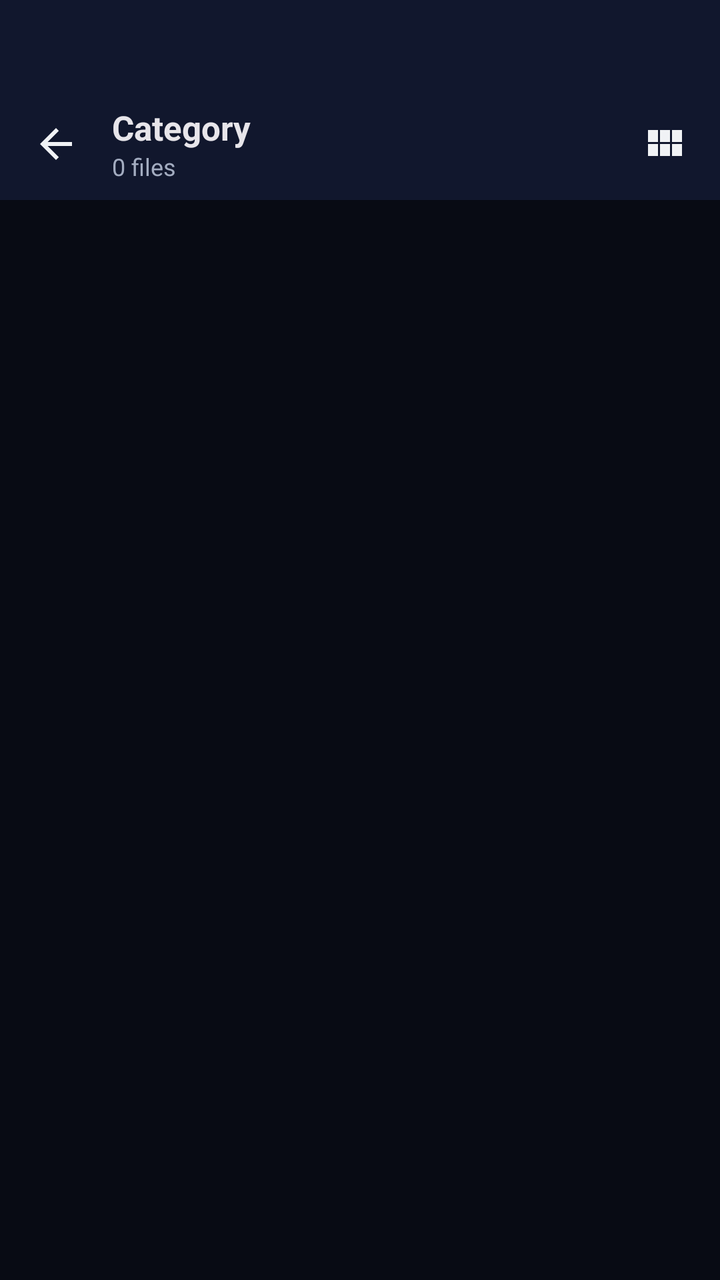
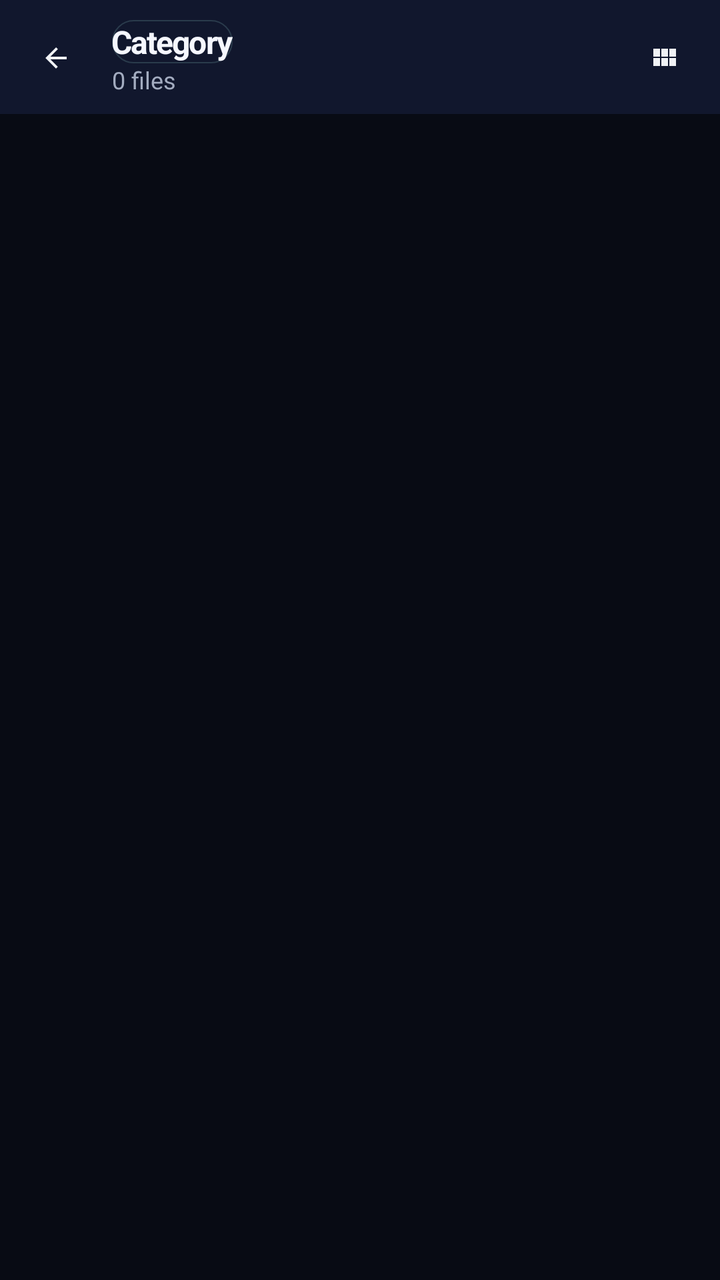

Two renders of the same Android screen: before a commit and after it. Below are the layout's source before the change and the commit's diff.
<!-- AndroidManifest.xml: application theme Theme.ArtrawFiles -->
<!-- res/layout/activity_category.xml -->
<?xml version="1.0" encoding="utf-8"?>
<LinearLayout xmlns:android="http://schemas.android.com/apk/res/android"
    android:layout_width="match_parent"
    android:layout_height="match_parent"
    android:orientation="vertical"
    android:background="@color/aurora_background_deep">

    
    <LinearLayout
        android:id="@+id/headerCategory"
        android:layout_width="match_parent"
        android:layout_height="wrap_content"
        android:orientation="vertical"
        android:background="@color/aurora_background_surface">

        
        <View
            android:id="@+id/statusBarSpacerCategory"
            android:layout_width="match_parent"
            android:layout_height="44dp" />

        
        <RelativeLayout
            android:id="@+id/toolbarCatNormal"
            android:layout_width="match_parent"
            android:layout_height="56dp"
            android:paddingStart="8dp"
            android:paddingEnd="8dp">

            <ImageView
                android:id="@+id/btnCatBack"
                android:layout_width="40dp"
                android:layout_height="40dp"
                android:layout_alignParentStart="true"
                android:layout_centerVertical="true"
                android:padding="8dp"
                android:background="?android:attr/selectableItemBackgroundBorderless"
                android:src="@drawable/ic_arrow_back"
                android:contentDescription="@string/content_back" />

            <LinearLayout
                android:layout_width="wrap_content"
                android:layout_height="wrap_content"
                android:layout_toEndOf="@id/btnCatBack"
                android:layout_toStartOf="@+id/layoutCatActions"
                android:layout_centerVertical="true"
                android:layout_marginStart="8dp"
                android:orientation="vertical">

                <TextView
                    android:id="@+id/tvCatTitle"
                    android:layout_width="wrap_content"
                    android:layout_height="wrap_content"
                    android:text="Category"
                    android:textColor="@color/text_primary_dark"
                    android:textSize="17sp"
                    android:textStyle="bold" />

                <TextView
                    android:id="@+id/tvCatItemCount"
                    android:layout_width="wrap_content"
                    android:layout_height="wrap_content"
                    android:text="0 files"
                    android:textColor="@color/aurora_text_secondary"
                    android:textSize="12sp" />
            </LinearLayout>

            <LinearLayout
                android:id="@+id/layoutCatActions"
                android:layout_width="wrap_content"
                android:layout_height="wrap_content"
                android:layout_alignParentEnd="true"
                android:layout_centerVertical="true"
                android:orientation="horizontal">

                <ImageView
                    android:id="@+id/btnCatViewToggle"
                    android:layout_width="40dp"
                    android:layout_height="40dp"
                    android:padding="8dp"
                    android:background="?android:attr/selectableItemBackgroundBorderless"
                    android:src="@drawable/ic_grid"
                    android:contentDescription="@string/content_toggle_view" />
            </LinearLayout>
        </RelativeLayout>

        
        <RelativeLayout
            android:id="@+id/toolbarCatSelection"
            android:layout_width="match_parent"
            android:layout_height="56dp"
            android:background="@color/aurora_background_elevated"
            android:paddingStart="8dp"
            android:paddingEnd="8dp"
            android:visibility="gone">

            <ImageView
                android:id="@+id/btnCatCloseSelection"
                android:layout_width="40dp"
                android:layout_height="40dp"
                android:layout_alignParentStart="true"
                android:layout_centerVertical="true"
                android:padding="8dp"
                android:background="?android:attr/selectableItemBackgroundBorderless"
                android:src="@drawable/ic_arrow_back"
                android:contentDescription="@string/content_close_selection" />

            <TextView
                android:id="@+id/tvCatSelectionCount"
                android:layout_width="wrap_content"
                android:layout_height="wrap_content"
                android:layout_toEndOf="@id/btnCatCloseSelection"
                android:layout_toStartOf="@+id/layoutCatSelectionActions"
                android:layout_centerVertical="true"
                android:layout_marginStart="8dp"
                android:singleLine="true"
                android:text="0 selected"
                android:textColor="@color/text_primary_dark"
                android:textSize="15sp"
                android:textStyle="bold" />

            <LinearLayout
                android:id="@+id/layoutCatSelectionActions"
                android:layout_width="wrap_content"
                android:layout_height="wrap_content"
                android:layout_alignParentEnd="true"
                android:layout_centerVertical="true"
                android:orientation="horizontal">

                <ImageView
                    android:id="@+id/btnCatActionSelectAll"
                    android:layout_width="38dp"
                    android:layout_height="38dp"
                    android:padding="8dp"
                    android:background="?android:attr/selectableItemBackgroundBorderless"
                    android:src="@drawable/ic_select_all"
                    android:contentDescription="@string/content_select_all" />

                <ImageView
                    android:id="@+id/btnCatActionCopy"
                    android:layout_width="38dp"
                    android:layout_height="38dp"
                    android:padding="8dp"
                    android:background="?android:attr/selectableItemBackgroundBorderless"
                    android:src="@drawable/ic_copy"
                    android:contentDescription="@string/content_copy" />

                <ImageView
                    android:id="@+id/btnCatActionCut"
                    android:layout_width="38dp"
                    android:layout_height="38dp"
                    android:padding="8dp"
                    android:background="?android:attr/selectableItemBackgroundBorderless"
                    android:src="@drawable/ic_cut"
                    android:contentDescription="@string/content_move" />

                <ImageView
                    android:id="@+id/btnCatActionShare"
                    android:layout_width="38dp"
                    android:layout_height="38dp"
                    android:padding="8dp"
                    android:background="?android:attr/selectableItemBackgroundBorderless"
                    android:src="@drawable/ic_share"
                    android:contentDescription="@string/content_share" />

                <ImageView
                    android:id="@+id/btnCatActionDelete"
                    android:layout_width="38dp"
                    android:layout_height="38dp"
                    android:padding="8dp"
                    android:background="?android:attr/selectableItemBackgroundBorderless"
                    android:src="@drawable/ic_delete"
                    android:contentDescription="@string/content_delete" />
            </LinearLayout>
        </RelativeLayout>
    </LinearLayout>

    
    <LinearLayout
        android:id="@+id/layoutArchiveBanner"
        android:layout_width="match_parent"
        android:layout_height="wrap_content"
        android:orientation="vertical"
        android:background="@color/aurora_background_elevated"
        android:padding="12dp"
        android:visibility="gone">

        <TextView
            android:layout_width="match_parent"
            android:layout_height="wrap_content"
            android:text="@string/archive_notice_zip"
            android:textColor="@color/status_success"
            android:textSize="12sp" />

        <TextView
            android:layout_width="match_parent"
            android:layout_height="wrap_content"
            android:layout_marginTop="4dp"
            android:text="@string/archive_notice_unsupported"
            android:textColor="@color/aurora_text_secondary"
            android:textSize="12sp" />
    </LinearLayout>

    <FrameLayout
        android:layout_width="match_parent"
        android:layout_height="0dp"
        android:layout_weight="1">

        <ListView
            android:id="@+id/listViewCatFiles"
            android:layout_width="match_parent"
            android:layout_height="match_parent"
            android:divider="@color/aurora_outline"
            android:dividerHeight="0.5dp"
            android:clipToPadding="false" />

        <GridView
            android:id="@+id/gridViewCatFiles"
            android:layout_width="match_parent"
            android:layout_height="match_parent"
            android:numColumns="3"
            android:padding="8dp"
            android:horizontalSpacing="8dp"
            android:verticalSpacing="8dp"
            android:clipToPadding="false"
            android:visibility="gone" />

        <LinearLayout
            android:id="@+id/layoutCatEmpty"
            android:layout_width="wrap_content"
            android:layout_height="wrap_content"
            android:layout_gravity="center"
            android:orientation="vertical"
            android:gravity="center"
            android:visibility="gone">

            <ImageView
                android:layout_width="48dp"
                android:layout_height="48dp"
                android:src="@drawable/ic_file"
                android:alpha="0.4" />

            <TextView
                android:layout_width="wrap_content"
                android:layout_height="wrap_content"
                android:layout_marginTop="8dp"
                android:text="@string/state_empty"
                android:textColor="@color/aurora_text_secondary"
                android:textSize="14sp" />
        </LinearLayout>

        <ProgressBar
            android:id="@+id/progressCatLoading"
            android:layout_width="48dp"
            android:layout_height="48dp"
            android:layout_gravity="center"
            android:indeterminate="true"
            android:indeterminateTint="@color/artraw_crimson"
            android:visibility="gone" />
    </FrameLayout>
</LinearLayout>
<!-- resources referenced by this layout -->
<resources>
  <color name="artraw_crimson">#E53935</color>
  <color name="aurora_background_deep">#080B14</color>
  <color name="aurora_background_elevated">#171F38</color>
  <color name="aurora_background_surface">#11172D</color>
  <color name="aurora_outline">#2A3B4C</color>
  <color name="aurora_text_secondary">#A3ACC0</color>
  <color name="status_success">#00C853</color>
  <color name="text_primary_dark">#E7E5EA</color>
  <!-- drawable ic_arrow_back (drawable) -->
  <vector xmlns:android="http://schemas.android.com/apk/res/android"
      android:width="24dp"
      android:height="24dp"
      android:viewportWidth="24"
      android:viewportHeight="24">
      <path
          android:fillColor="#F0F2F5"
          android:pathData="M20,11H7.83l5.59,-5.59L12,4l-8,8 8,8 1.41,-1.41L7.83,13H20v-2z"/>
  </vector>
  <!-- drawable ic_delete (drawable) -->
  <vector xmlns:android="http://schemas.android.com/apk/res/android"
      android:width="24dp"
      android:height="24dp"
      android:viewportWidth="24"
      android:viewportHeight="24">
      <path
          android:fillColor="#FF5252"
          android:pathData="M6,19c0,1.1 0.9,2 2,2h8c1.1,0 2,-0.9 2,-2V7H6v12zM19,4h-3.5l-1,-1h-5l-1,1H5v2h14V4z"/>
  </vector>
  <!-- drawable ic_file (drawable) -->
  <vector xmlns:android="http://schemas.android.com/apk/res/android"
      android:width="24dp"
      android:height="24dp"
      android:viewportWidth="24"
      android:viewportHeight="24">
      <path
          android:fillColor="#9AA0A6"
          android:pathData="M14,2H6c-1.1,0 -1.99,0.9 -1.99,2L4,20c0,1.1 0.89,2 1.99,2H18c1.1,0 2,-0.9 2,-2V8l-6,-6zm2,16H8v-2h8v2zm0,-4H8v-2h8v2zm-3,-5V3.5L18.5,9H13z"/>
  </vector>
  <!-- drawable ic_grid (drawable) -->
  <vector xmlns:android="http://schemas.android.com/apk/res/android"
      android:width="24dp"
      android:height="24dp"
      android:viewportWidth="24"
      android:viewportHeight="24">
      <path
          android:fillColor="#F0F2F5"
          android:pathData="M4,11h5V5H4v6zm0,7h5v-6H4v6zm6,0h5v-6h-5v6zm6,0h5v-6h-5v6zm-6,-7h5V5h-5v6zm6,-6v6h5V5h-5z"/>
  </vector>
  <string name="archive_notice_unsupported">Formats like 7Z and RAR require an external archive manager (e.g., ZArchiver or RAR) on Android.</string>
  <string name="archive_notice_zip">ZIP format is natively supported for extraction and inspection.</string>
  <string name="content_back">Back</string>
  <string name="content_close_selection">Close Selection</string>
  <string name="content_copy">Copy</string>
  <string name="content_delete">Delete</string>
  <string name="content_move">Move</string>
  <string name="content_select_all">Select All</string>
  <string name="content_share">Share</string>
  <string name="content_toggle_view">Toggle View</string>
  <string name="state_empty">This folder is empty</string>
  <color name="aurora_primary">#62D6D0</color>
  <color name="aurora_secondary">#8B5CF6</color>
  <!-- unchanged entries left out for length: 5 -->
</resources>

<!-- the commit's change to res/layout/activity_category.xml (unified diff, before → after) -->
@@ -17,7 +17,7 @@
         <View
             android:id="@+id/statusBarSpacerCategory"
             android:layout_width="match_parent"
-            android:layout_height="44dp" />
+            android:layout_height="1dp" />
 
         
         <RelativeLayout
@@ -33,7 +33,7 @@
                 android:layout_height="40dp"
                 android:layout_alignParentStart="true"
                 android:layout_centerVertical="true"
-                android:padding="8dp"
+                android:padding="12dp"
                 android:background="?android:attr/selectableItemBackgroundBorderless"
                 android:src="@drawable/ic_arrow_back"
                 android:contentDescription="@string/content_back" />
@@ -52,9 +52,9 @@
                     android:layout_width="wrap_content"
                     android:layout_height="wrap_content"
                     android:text="Category"
-                    android:textColor="@color/text_primary_dark"
-                    android:textSize="17sp"
-                    android:textStyle="bold" />
+                    android:textStyle="bold"
+                    android:textColor="@color/aurora_text_primary"
+                    style="@style/Widget.ArtrawFiles.Text.Title" />
 
                 <TextView
                     android:id="@+id/tvCatItemCount"
@@ -77,7 +77,7 @@
                     android:id="@+id/btnCatViewToggle"
                     android:layout_width="40dp"
                     android:layout_height="40dp"
-                    android:padding="8dp"
+                    android:padding="12dp"
                     android:background="?android:attr/selectableItemBackgroundBorderless"
                     android:src="@drawable/ic_grid"
                     android:contentDescription="@string/content_toggle_view" />
@@ -100,7 +100,7 @@
                 android:layout_height="40dp"
                 android:layout_alignParentStart="true"
                 android:layout_centerVertical="true"
-                android:padding="8dp"
+                android:padding="12dp"
                 android:background="?android:attr/selectableItemBackgroundBorderless"
                 android:src="@drawable/ic_arrow_back"
                 android:contentDescription="@string/content_close_selection" />
@@ -115,7 +115,7 @@
                 android:layout_marginStart="8dp"
                 android:singleLine="true"
                 android:text="0 selected"
-                android:textColor="@color/text_primary_dark"
+                android:textColor="@color/aurora_text_primary"
                 android:textSize="15sp"
                 android:textStyle="bold" />
 
@@ -131,7 +131,7 @@
                     android:id="@+id/btnCatActionSelectAll"
                     android:layout_width="38dp"
                     android:layout_height="38dp"
-                    android:padding="8dp"
+                    android:padding="12dp"
                     android:background="?android:attr/selectableItemBackgroundBorderless"
                     android:src="@drawable/ic_select_all"
                     android:contentDescription="@string/content_select_all" />
@@ -140,7 +140,7 @@
                     android:id="@+id/btnCatActionCopy"
                     android:layout_width="38dp"
                     android:layout_height="38dp"
-                    android:padding="8dp"
+                    android:padding="12dp"
                     android:background="?android:attr/selectableItemBackgroundBorderless"
                     android:src="@drawable/ic_copy"
                     android:contentDescription="@string/content_copy" />
@@ -149,7 +149,7 @@
                     android:id="@+id/btnCatActionCut"
                     android:layout_width="38dp"
                     android:layout_height="38dp"
-                    android:padding="8dp"
+                    android:padding="12dp"
                     android:background="?android:attr/selectableItemBackgroundBorderless"
                     android:src="@drawable/ic_cut"
                     android:contentDescription="@string/content_move" />
@@ -158,7 +158,7 @@
                     android:id="@+id/btnCatActionShare"
                     android:layout_width="38dp"
                     android:layout_height="38dp"
-                    android:padding="8dp"
+                    android:padding="12dp"
                     android:background="?android:attr/selectableItemBackgroundBorderless"
                     android:src="@drawable/ic_share"
                     android:contentDescription="@string/content_share" />
@@ -167,7 +167,7 @@
                     android:id="@+id/btnCatActionDelete"
                     android:layout_width="38dp"
                     android:layout_height="38dp"
-                    android:padding="8dp"
+                    android:padding="12dp"
                     android:background="?android:attr/selectableItemBackgroundBorderless"
                     android:src="@drawable/ic_delete"
                     android:contentDescription="@string/content_delete" />
@@ -189,7 +189,7 @@
             android:layout_width="match_parent"
             android:layout_height="wrap_content"
             android:text="@string/archive_notice_zip"
-            android:textColor="@color/status_success"
+            android:textColor="@color/aurora_success"
             android:textSize="12sp" />
 
         <TextView
@@ -219,7 +219,7 @@
             android:layout_width="match_parent"
             android:layout_height="match_parent"
             android:numColumns="3"
-            android:padding="8dp"
+            android:padding="12dp"
             android:horizontalSpacing="8dp"
             android:verticalSpacing="8dp"
             android:clipToPadding="false"
@@ -255,7 +255,7 @@
             android:layout_height="48dp"
             android:layout_gravity="center"
             android:indeterminate="true"
-            android:indeterminateTint="@color/artraw_crimson"
+            android:indeterminateTint="@color/aurora_primary"
             android:visibility="gone" />
     </FrameLayout>
 </LinearLayout>
<!-- resource entries referenced after the edit -->
@@ -1,13 +1,10 @@
 <!-- resources referenced by this layout -->
 <resources>
-  <color name="artraw_crimson">#E53935</color>
   <color name="aurora_background_deep">#080B14</color>
   <color name="aurora_background_elevated">#171F38</color>
   <color name="aurora_background_surface">#11172D</color>
   <color name="aurora_outline">#2A3B4C</color>
   <color name="aurora_text_secondary">#A3ACC0</color>
-  <color name="status_success">#00C853</color>
-  <color name="text_primary_dark">#E7E5EA</color>
   <!-- drawable ic_arrow_back (drawable) -->
   <vector xmlns:android="http://schemas.android.com/apk/res/android"
       android:width="24dp"
@@ -59,8 +56,28 @@
   <string name="content_share">Share</string>
   <string name="content_toggle_view">Toggle View</string>
   <string name="state_empty">This folder is empty</string>
+  <style name="Widget.ArtrawFiles.Text.Title" parent="Widget.ArtrawFiles.Text.Display">
+          <item name="android:textSize">16sp</item>
+          <item name="android:textStyle">bold</item>
+          <item name="android:lineHeight">24sp</item>
+      </style>
+  <style name="Widget.ArtrawFiles.Text.Display" parent="Widget.ArtrawFiles.Text">
+          <item name="android:textSize">24sp</item>
+          <item name="android:textStyle">bold</item>
+          <item name="android:lineHeight">32sp</item>
+          <item name="android:letterSpacing">-0.04</item>
+      </style>
   <color name="aurora_primary">#62D6D0</color>
+  <color name="aurora_success">#34D399</color>
+  <color name="aurora_text_primary">#F5F7FF</color>
   <color name="aurora_secondary">#8B5CF6</color>
+  <style name="Widget.ArtrawFiles.Text">
+          <item name="android:textColor">@color/aurora_text_primary</item>
+          <item name="android:textSize">14sp</item>
+          <item name="android:textStyle">normal</item>
+          <item name="android:fontFamily">sans-serif</item>
+          <item name="android:lineHeight">21sp</item>
+      </style>
   <!-- unchanged entries left out for length: 5 -->
 </resources>
 
